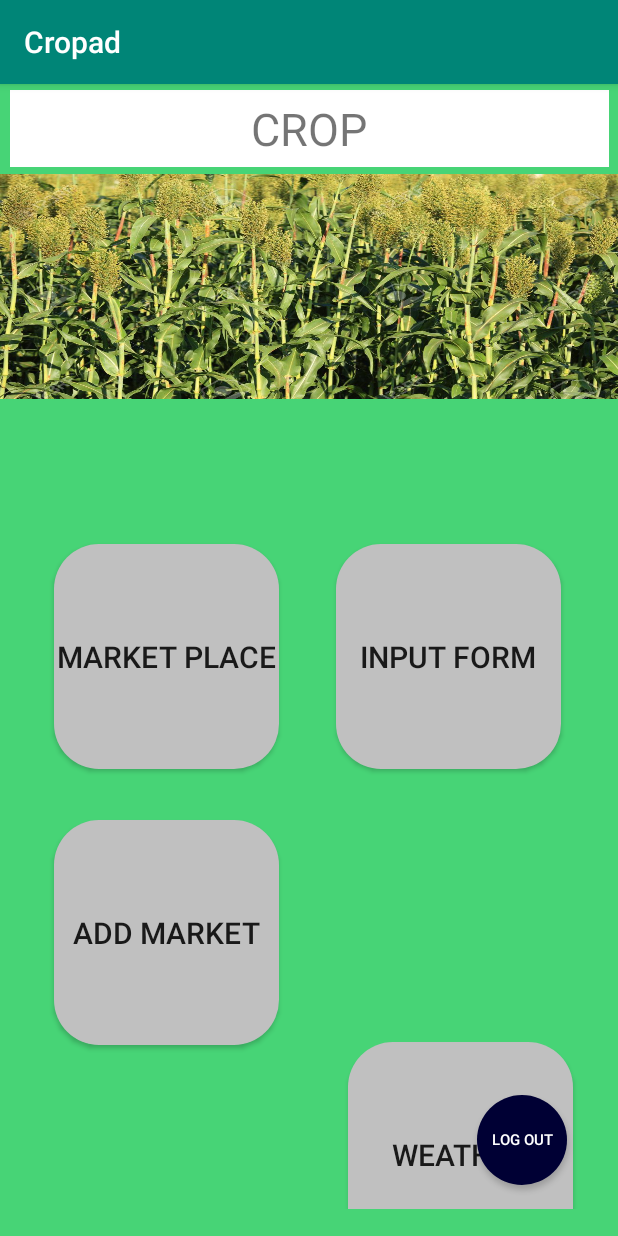
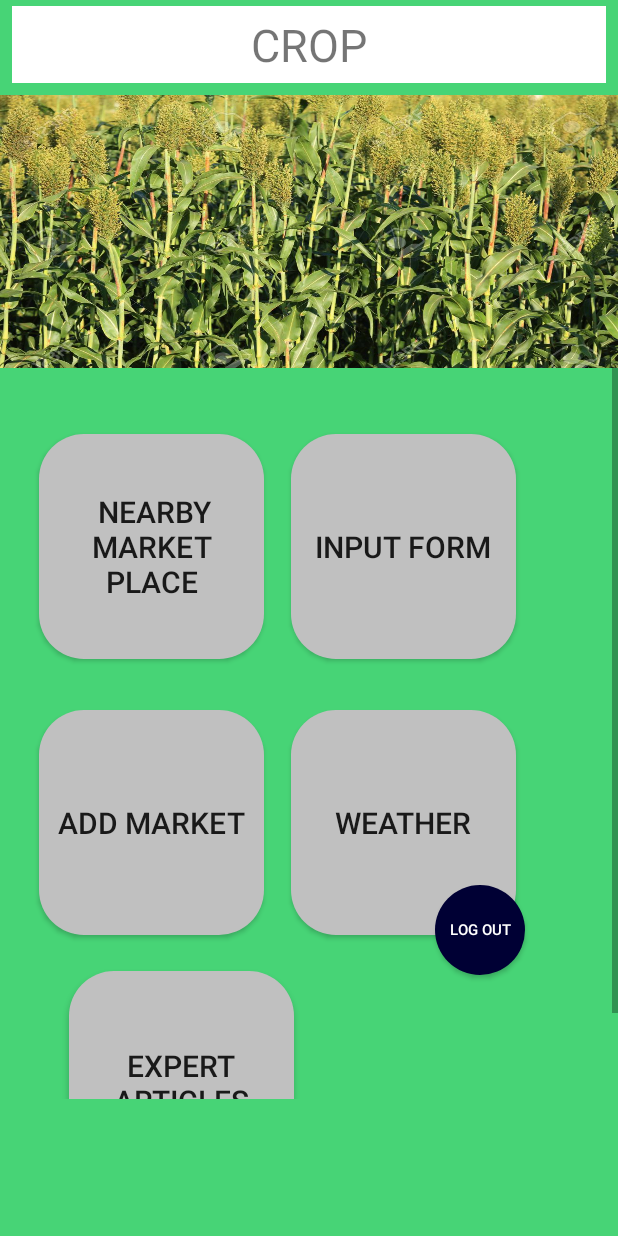
Before and after one commit to theallknowng/TheALKnowng, an Android app: the first_page screen opened directly, with no data from a screen before it, on a phone screen of 412 x 824 dp. Run offline under Robolectric (Android 15) with nearby library versions, the phone set to English and light mode, and no system bars; network calls fail.

```diff
--- a/Cropad/app/src/main/java/com/example/cropad/expertadvice.java
+++ b/Cropad/app/src/main/java/com/example/cropad/expertadvice.java
@@ -3,6 +3,8 @@ package com.example.cropad;
 import androidx.appcompat.app.AppCompatActivity;
 
 import android.os.Bundle;
+import android.widget.ArrayAdapter;
+import android.widget.ListAdapter;
 
 public class expertadvice extends AppCompatActivity {
 
@@ -10,5 +12,6 @@ public class expertadvice extends AppCompatActivity {
     protected void onCreate(Bundle savedInstanceState) {
         super.onCreate(savedInstanceState);
         setContentView(R.layout.activity_expertadvice);
+
     }
 }
--- a/Cropad/app/src/main/java/com/example/cropad/first_page.java
+++ b/Cropad/app/src/main/java/com/example/cropad/first_page.java
@@ -21,6 +21,8 @@ public class first_page extends AppCompatActivity {
     public Button add_market;
     public Button weather;
     public Button inputform;
+    public Button marketplace;
+    public  Button expertarticles;
 
     public void flipperimage(int image){
         ImageView imgview =new ImageView(this);
@@ -62,6 +64,15 @@ public class first_page extends AppCompatActivity {
 
         }
 
+        marketplace = (Button) findViewById(R.id.market_place);
+        marketplace.setOnClickListener(new View.OnClickListener() {
+            @Override
+            public void onClick(View view) {
+                Intent market = new Intent(first_page.this , marketplace.class);
+                startActivity(market);
+            }
+        });
+
         inputform = (Button) findViewById(R.id.input_form_but);
         inputform.setOnClickListener(new View.OnClickListener() {
             @Override
@@ -97,5 +108,17 @@ public class first_page extends AppCompatActivity {
                 startActivity(weather_i);
             }
         });
+
+        expertarticles = (Button) findViewById(R.id.expert_articles);
+        expertarticles.setOnClickListener(new View.OnClickListener() {
+            @Override
+            public void onClick(View view) {
+                Intent expert = new Intent( first_page.this , expertadvice.class);
+                startActivity(expert);
+            }
+
+
+
+        });
     }
 }
--- a/Cropad/app/src/main/res/layout/activity_first_page.xml
+++ b/Cropad/app/src/main/res/layout/activity_first_page.xml
@@ -1,5 +1,5 @@
 <?xml version="1.0" encoding="utf-8"?>
-<androidx.constraintlayout.widget.ConstraintLayout xmlns:android="http://schemas.android.com/apk/res/android"
+<RelativeLayout xmlns:android="http://schemas.android.com/apk/res/android"
     xmlns:app="http://schemas.android.com/apk/res-auto"
     xmlns:tools="http://schemas.android.com/tools"
     android:layout_width="match_parent"
@@ -30,24 +30,28 @@
     <ViewFlipper
         android:id="@+id/flipper"
         android:layout_width="match_parent"
-        android:layout_height="150dp"
+        android:layout_height="182dp"
         android:layout_centerHorizontal="true"
-        android:layout_marginTop="56dp"
         app:layout_constraintTop_toTopOf="@+id/title"
-        tools:layout_editor_absoluteX="6dp" />
+        android:layout_below="@+id/title"
+        tools:layout_editor_absoluteX="6dp"
+        />
 
     <ScrollView
         android:id="@+id/scrollView2"
-        android:layout_width="426dp"
+        android:layout_width="match_parent"
         android:layout_height="487dp"
         app:layout_constraintBottom_toBottomOf="parent"
         app:layout_constraintTop_toBottomOf="@+id/flipper"
         app:layout_constraintVertical_bias="0.741"
-        tools:layout_editor_absoluteX="-9dp">
+        tools:layout_editor_absoluteX="-9dp"
+        android:layout_below="@+id/flipper"
+        >
 
         <androidx.constraintlayout.widget.ConstraintLayout
             android:layout_width="match_parent"
-            android:layout_height="match_parent">
+            android:layout_height="wrap_content"
+            >
 
             <Button
                 android:id="@+id/market_place"
@@ -55,13 +59,13 @@
                 android:layout_width="150dp"
 
                 android:layout_height="150dp"
-                android:layout_marginStart="36dp"
-                android:layout_marginLeft="36dp"
+                android:layout_marginStart="26dp"
+                android:layout_marginLeft="26dp"
                 android:layout_marginTop="44dp"
                 android:layout_marginEnd="8dp"
                 android:layout_marginRight="8dp"
                 android:background="@drawable/roundbut"
-                android:text="Market Place"
+                android:text=" Nearby Market     Place"
                 android:textSize="20dp"
                 app:layout_constraintEnd_toEndOf="parent"
                 app:layout_constraintHorizontal_bias="0.0"
@@ -72,11 +76,9 @@
                 android:id="@+id/input_form_but"
                 android:layout_width="150dp"
                 android:layout_height="150dp"
-                android:layout_marginStart="224dp"
-                android:layout_marginLeft="224dp"
+                android:layout_marginStart="194dp"
+                android:layout_marginLeft="194dp"
                 android:layout_marginTop="44dp"
-                android:layout_marginEnd="8dp"
-                android:layout_marginRight="8dp"
                 android:background="@drawable/roundbut"
                 android:text="Input form"
                 android:textSize="20dp"
@@ -90,8 +92,8 @@
                 style="@android:style/Widget.DeviceDefault.Button.Toggle"
                 android:layout_width="150dp"
                 android:layout_height="150dp"
-                android:layout_marginStart="36dp"
-                android:layout_marginLeft="36dp"
+                android:layout_marginStart="26dp"
+                android:layout_marginLeft="26dp"
                 android:layout_marginTop="228dp"
                 android:layout_marginEnd="8dp"
                 android:layout_marginRight="8dp"
@@ -107,47 +109,49 @@
                 android:id="@+id/weather"
                 android:layout_width="150dp"
                 android:layout_height="150dp"
-                android:layout_marginStart="224dp"
-                android:layout_marginLeft="224dp"
-                android:layout_marginTop="376dp"
+                android:layout_marginStart="194dp"
+                android:layout_marginLeft="194dp"
+                android:layout_marginTop="228dp"
                 android:layout_marginEnd="8dp"
                 android:layout_marginRight="8dp"
                 android:background="@drawable/roundbut"
                 android:text="Weather"
                 android:textSize="20dp"
                 app:layout_constraintEnd_toEndOf="parent"
-                app:layout_constraintHorizontal_bias="0.181"
+                app:layout_constraintHorizontal_bias="0.0"
                 app:layout_constraintStart_toStartOf="parent"
                 app:layout_constraintTop_toTopOf="parent" />
+
+            <Button
+                android:id="@+id/expert_articles"
+                android:layout_width="150dp"
+                android:layout_height="150dp"
+                android:layout_marginTop="24dp"
+                android:layout_marginEnd="176dp"
+                android:layout_marginRight="176dp"
+                android:background="@drawable/roundbut"
+                android:text="EXpert Articles"
+                android:textSize="20dp"
+                app:layout_constraintEnd_toEndOf="parent"
+                app:layout_constraintHorizontal_bias="0.533"
+                app:layout_constraintStart_toStartOf="parent"
+                app:layout_constraintTop_toBottomOf="@+id/add_market_but" />
+
 
         </androidx.constraintlayout.widget.ConstraintLayout>
 
     </ScrollView>
 
-
-
-
     <Button
         android:id="@+id/logout_but"
         android:layout_width="60dp"
         android:layout_height="60dp"
-        android:layout_marginStart="224dp"
-        android:layout_marginLeft="224dp"
-        android:layout_marginEnd="8dp"
-        android:layout_marginRight="8dp"
+        android:layout_marginTop="590dp"
+        android:layout_marginLeft="290dp"
         android:background="@drawable/logout_round"
         android:text="Log OUT"
         android:textColor="#ffff"
         android:textSize="10dp"
-        app:layout_constraintBottom_toBottomOf="parent"
-        app:layout_constraintEnd_toEndOf="parent"
-        app:layout_constraintHorizontal_bias="0.781"
-        app:layout_constraintStart_toStartOf="parent"
-        app:layout_constraintTop_toTopOf="parent"
-        app:layout_constraintVertical_bias="0.952"
         app:layout_goneMarginEnd="0dp" />
 
-
-
-
-</androidx.constraintlayout.widget.ConstraintLayout>
+</RelativeLayout>
--- a/Cropad/app/src/main/res/values/styles.xml
+++ b/Cropad/app/src/main/res/values/styles.xml
@@ -1,7 +1,7 @@
 <resources>
 
     <!-- Base application theme. -->
-    <style name="AppTheme" parent="Theme.AppCompat.Light.DarkActionBar">
+    <style name="AppTheme" parent="Theme.AppCompat.Light.NoActionBar">
         <!-- Customize your theme here. -->
         <item name="colorPrimary">@color/colorPrimary</item>
         <item name="colorPrimaryDark">@color/colorPrimaryDark</item>
```
Also changed, not shown: Cropad/app/src/main/AndroidManifest.xml (+4 -3 lines), Cropad/app/src/main/java/com/example/cropad/expertdata.java (added, +17 -0 lines), Cropad/app/src/main/java/com/example/cropad/marketplace.java (added, +33 -0 lines), Cropad/app/src/main/res/drawable/crad_round.xml (added, +9 -0 lines), Cropad/app/src/main/res/layout/activity_expertadvice.xml (+39 -8 lines), Cropad/app/src/main/res/layout/activity_marketplace.xml (added, +21 -0 lines), Cropad/app/src/main/res/layout/activity_weather_forecast.xml (+9 -3 lines), Cropad/app/src/main/res/layout/expert_item1.xml (added, +36 -0 lines), 2 other files.
